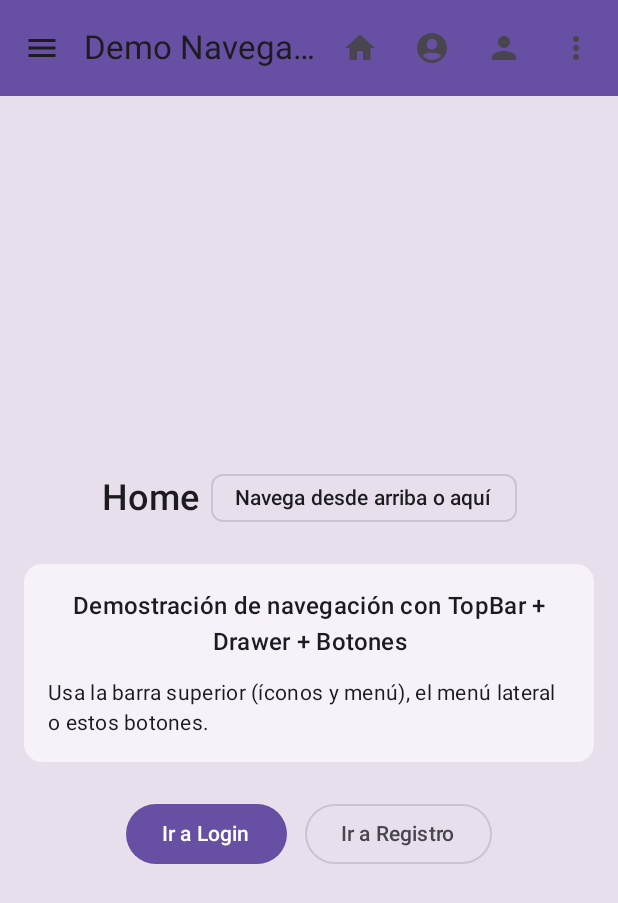
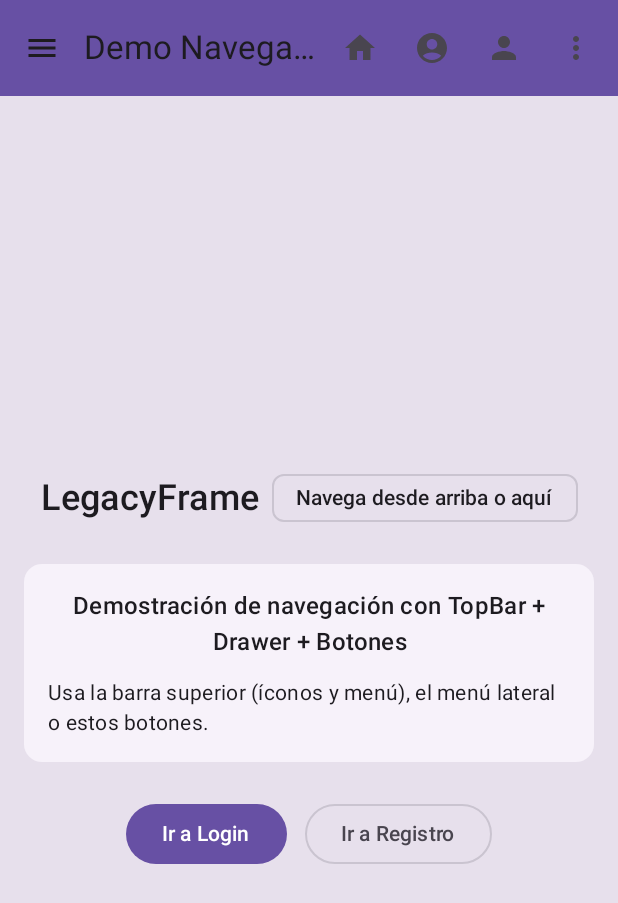
Before and after one commit to SergioAaron12/LegacyFrameApp, an Android app built with Jetpack Compose: the screen it shows after launch (MainActivity), on a phone screen of 412 x 824 dp. Shown: the top 903 px of the screen. Run offline under Robolectric (Android 15) with nearby library versions, the light colour scheme and no system bars.

Commit message:
arreglos menores

```diff
--- a/app/src/main/java/com/example/legacyframeapp/ui/screen/HomeScreen.kt
+++ b/app/src/main/java/com/example/legacyframeapp/ui/screen/HomeScreen.kt
@@ -46,7 +46,7 @@ fun HomeScreen(
                 verticalAlignment = Alignment.CenterVertically // Centra vertical
             ) {
                 Text( // Título Home
-                    text = "Home",
+                    text = "LegacyFrame",
                     style = MaterialTheme.typography.headlineSmall, // Estilo título
                     fontWeight = FontWeight.SemiBold // Seminegrita
                 )
--- a/app/src/main/java/com/example/legacyframeapp/ui/theme/Color.kt
+++ b/app/src/main/java/com/example/legacyframeapp/ui/theme/Color.kt
@@ -1,4 +1,4 @@
-package com.example.legacyframeapp.ui.theme
+package com.example.ui_navegacion.ui.theme
 
 import androidx.compose.ui.graphics.Color
 
--- a/app/src/main/java/com/example/legacyframeapp/ui/theme/Theme.kt
+++ b/app/src/main/java/com/example/legacyframeapp/ui/theme/Theme.kt
@@ -1,4 +1,4 @@
-package com.example.legacyframeapp.ui.theme
+package com.example.ui_navegacion.ui.theme
 
 import android.app.Activity
 import android.os.Build
@@ -34,7 +34,7 @@ private val LightColorScheme = lightColorScheme(
 )
 
 @Composable
-fun LegacyFrameAppTheme(
+fun UINavegacionTheme(
     darkTheme: Boolean = isSystemInDarkTheme(),
     // Dynamic color is available on Android 12+
     dynamicColor: Boolean = true,
--- a/app/src/main/java/com/example/legacyframeapp/ui/theme/Type.kt
+++ b/app/src/main/java/com/example/legacyframeapp/ui/theme/Type.kt
@@ -1,4 +1,4 @@
-package com.example.legacyframeapp.ui.theme
+package com.example.ui_navegacion.ui.theme
 
 import androidx.compose.material3.Typography
 import androidx.compose.ui.text.TextStyle
```
